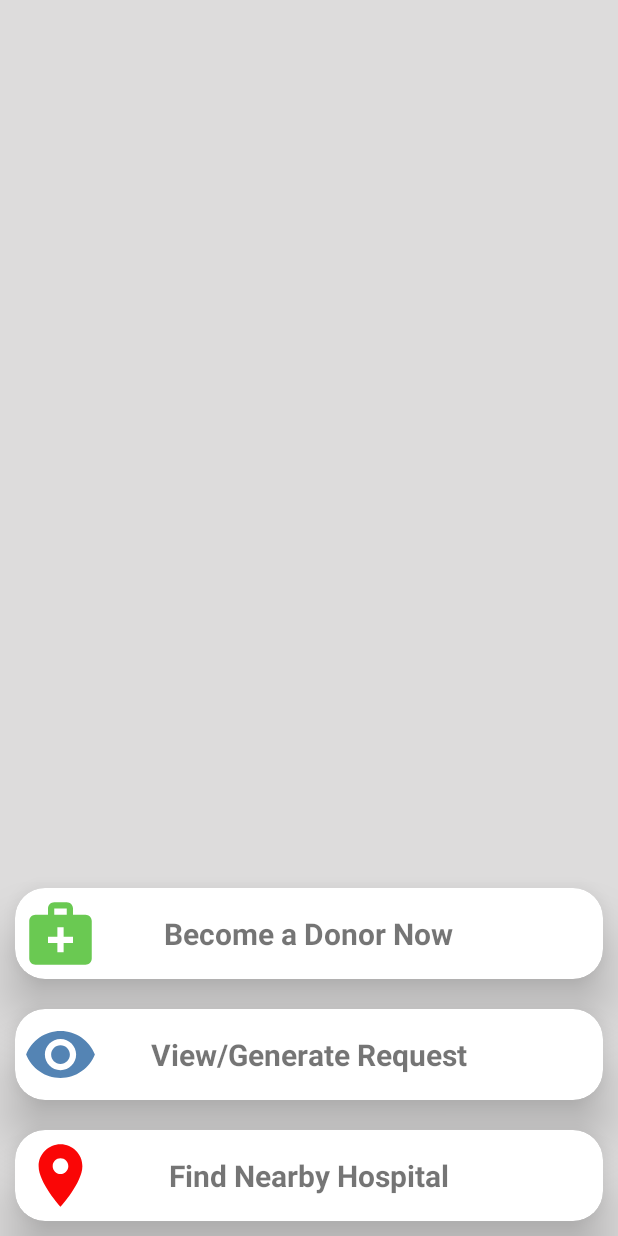
After one commit to Tiwari-shivang/PlasmaCollection, an Android app: the startingFromHere screen opened directly, with no data from a screen before it, on a phone screen of 412 x 824 dp. The commit adds this screen. Run offline under Robolectric (Android 15) with nearby library versions, the phone set to English and light mode, and no system bars.

Commit message:
starting from here commit

```diff
--- a/app/src/main/AndroidManifest.xml
+++ b/app/src/main/AndroidManifest.xml
@@ -1,7 +1,7 @@
 <?xml version="1.0" encoding="utf-8"?>
 <manifest xmlns:android="http://schemas.android.com/apk/res/android"
     xmlns:tools="http://schemas.android.com/tools"
-    package="com.example.plasmacollection">
+    package="com.example.plasmacollection" >
 
     <application
         android:allowBackup="true"
@@ -12,10 +12,13 @@
         android:roundIcon="@mipmap/ic_launcher_round"
         android:supportsRtl="true"
         android:theme="@style/Theme.PlasmaCollection"
-        tools:targetApi="31">
+        tools:targetApi="31" >
+        <activity
+            android:name=".startingFromHere"
+            android:exported="false" />
         <activity
             android:name=".MainActivity"
-            android:exported="true">
+            android:exported="true" >
             <intent-filter>
                 <action android:name="android.intent.action.MAIN" />
 
--- a/app/src/main/java/com/example/plasmacollection/MainActivity.java
+++ b/app/src/main/java/com/example/plasmacollection/MainActivity.java
@@ -2,7 +2,9 @@ package com.example.plasmacollection;
 
 import androidx.appcompat.app.AppCompatActivity;
 
+import android.content.Intent;
 import android.os.Bundle;
+import android.os.Handler;
 
 public class MainActivity extends AppCompatActivity {
 
@@ -10,5 +12,15 @@ public class MainActivity extends AppCompatActivity {
     protected void onCreate(Bundle savedInstanceState) {
         super.onCreate(savedInstanceState);
         setContentView(R.layout.activity_main);
+
+        Handler handler = new Handler();
+        handler.postDelayed(new Runnable() {
+            @Override
+            public void run() {
+                Intent intent = new Intent(MainActivity.this , startingFromHere.class);
+                startActivity(intent);
+            }
+        },2000);
+
     }
 }
--- /dev/null
+++ b/app/src/main/java/com/example/plasmacollection/startingFromHere.java
@@ -0,0 +1,14 @@
+package com.example.plasmacollection;
+
+import androidx.appcompat.app.AppCompatActivity;
+
+import android.os.Bundle;
+
+public class startingFromHere extends AppCompatActivity {
+
+    @Override
+    protected void onCreate(Bundle savedInstanceState) {
+        super.onCreate(savedInstanceState);
+        setContentView(R.layout.activity_starting_from_here);
+    }
+}
--- /dev/null
+++ b/app/src/main/res/drawable/ic_baseline_location_on_24.xml
@@ -0,0 +1,5 @@
+<vector android:height="50dp" android:tint="#FA0606"
+    android:viewportHeight="24" android:viewportWidth="24"
+    android:width="50dp" xmlns:android="http://schemas.android.com/apk/res/android">
+    <path android:fillColor="@android:color/white" android:pathData="M12,2C8.13,2 5,5.13 5,9c0,5.25 7,13 7,13s7,-7.75 7,-13c0,-3.87 -3.13,-7 -7,-7zM12,11.5c-1.38,0 -2.5,-1.12 -2.5,-2.5s1.12,-2.5 2.5,-2.5 2.5,1.12 2.5,2.5 -1.12,2.5 -2.5,2.5z"/>
+</vector>
--- /dev/null
+++ b/app/src/main/res/drawable/ic_baseline_medical_services_24.xml
@@ -0,0 +1,5 @@
+<vector android:height="50dp" android:tint="#6AC952"
+    android:viewportHeight="24" android:viewportWidth="24"
+    android:width="50dp" xmlns:android="http://schemas.android.com/apk/res/android">
+    <path android:fillColor="@android:color/white" android:pathData="M20,6h-4V4c0,-1.1 -0.9,-2 -2,-2h-4C8.9,2 8,2.9 8,4v2H4C2.9,6 2,6.9 2,8v12c0,1.1 0.9,2 2,2h16c1.1,0 2,-0.9 2,-2V8C22,6.9 21.1,6 20,6zM10,4h4v2h-4V4zM16,15h-3v3h-2v-3H8v-2h3v-3h2v3h3V15z"/>
+</vector>
--- /dev/null
+++ b/app/src/main/res/drawable/ic_baseline_remove_red_eye_24.xml
@@ -0,0 +1,5 @@
+<vector android:height="50dp" android:tint="#5484B4"
+    android:viewportHeight="24" android:viewportWidth="24"
+    android:width="50dp" xmlns:android="http://schemas.android.com/apk/res/android">
+    <path android:fillColor="@android:color/white" android:pathData="M12,4.5C7,4.5 2.73,7.61 1,12c1.73,4.39 6,7.5 11,7.5s9.27,-3.11 11,-7.5c-1.73,-4.39 -6,-7.5 -11,-7.5zM12,17c-2.76,0 -5,-2.24 -5,-5s2.24,-5 5,-5 5,2.24 5,5 -2.24,5 -5,5zM12,9c-1.66,0 -3,1.34 -3,3s1.34,3 3,3 3,-1.34 3,-3 -1.34,-3 -3,-3z"/>
+</vector>
--- a/app/src/main/res/layout/activity_main.xml
+++ b/app/src/main/res/layout/activity_main.xml
@@ -8,55 +8,46 @@
     tools:context=".MainActivity">
 
     <com.airbnb.lottie.LottieAnimationView
+        android:id="@+id/LoadingLoop"
         android:layout_width="100dp"
         android:layout_height="100dp"
-        app:lottie_rawRes="@raw/loading"
+        android:layout_alignParentBottom="true"
         android:layout_centerHorizontal="true"
         app:lottie_autoPlay="true"
         app:lottie_loop="true"
-        android:id="@+id/LoadingLoop"
-        android:layout_below="@id/SplashLottie"/>
-
-    <TextView
-        style="@style/UnFocusedText"
-        android:text="Designed by Group number 3"
-        android:layout_centerHorizontal="true"
-        android:id="@+id/designedBy"
-        android:layout_alignParentBottom="true"
-        android:layout_marginBottom="20dp"
-        />
+        app:lottie_rawRes="@raw/loading" />
 
 
     <com.airbnb.lottie.LottieAnimationView
+        android:id="@+id/SplashLottie"
         android:layout_width="wrap_content"
         android:layout_height="wrap_content"
-        app:lottie_rawRes="@raw/covid19"
+        app:lottie_autoPlay="true"
         app:lottie_loop="true"
-        app:lottie_autoPlay="true"
-        android:id="@+id/SplashLottie"
-        />
+        app:lottie_rawRes="@raw/covid19" />
 
     <LinearLayout
         android:layout_width="wrap_content"
         android:layout_height="wrap_content"
         android:orientation="horizontal"
-        android:layout_above="@id/designedBy"
+        android:layout_above="@id/LoadingLoop"
         android:layout_centerHorizontal="true"
         android:layout_marginBottom="20dp"
+        android:id="@+id/NameOfApp"
         >
         <TextView
             style="@style/FocusedText"
-            android:text="PLASMA"
+            android:text="@string/nameFirstHalf"
             android:textColor="#FF5722"
             android:background="@color/black"
-            android:padding="5dp"
+            android:padding="7dp"
             />
         <TextView
             style="@style/FocusedText"
-            android:text="COLLECTION"
+            android:text="@string/nameSecondHalf"
             android:textColor="@color/black"
             android:background="#FF5722"
-            android:padding="5dp"
+            android:padding="7dp"
             />
 
     </LinearLayout>
--- /dev/null
+++ b/app/src/main/res/layout/activity_starting_from_here.xml
@@ -0,0 +1,103 @@
+<?xml version="1.0" encoding="utf-8"?>
+<RelativeLayout
+    xmlns:android="http://schemas.android.com/apk/res/android"
+    xmlns:app="http://schemas.android.com/apk/res-auto"
+    xmlns:tools="http://schemas.android.com/tools"
+    android:layout_width="match_parent"
+    android:layout_height="match_parent"
+    tools:context=".startingFromHere"
+    android:background="#DDDCDC">
+
+    <androidx.cardview.widget.CardView
+        style="@style/OptionsInCardViews"
+        app:cardElevation="20dp"
+        app:cardCornerRadius="20dp"
+        android:id="@+id/HospitalCard"
+        android:layout_alignParentBottom="true"
+        >
+
+        <RelativeLayout
+            android:layout_width="match_parent"
+            android:layout_height="match_parent"
+            >
+
+            <ImageView
+                style="@style/cardViewOptionImages"
+                android:src="@drawable/ic_baseline_location_on_24"
+                android:id="@+id/Location"
+                android:contentDescription="@string/locationlogoimg"
+                />
+
+            <TextView
+                style="@style/FocusedText"
+                android:text="@string/find_nearby_hospital"
+                android:layout_centerHorizontal="true"
+                android:layout_centerVertical="true"
+                />
+
+        </RelativeLayout>
+
+    </androidx.cardview.widget.CardView>
+
+    <androidx.cardview.widget.CardView
+        style="@style/OptionsInCardViews"
+        app:cardElevation="20dp"
+        app:cardCornerRadius="20dp"
+        android:id="@+id/View"
+        android:layout_above="@id/HospitalCard"
+        >
+
+        <RelativeLayout
+            android:layout_width="match_parent"
+            android:layout_height="match_parent"
+            >
+
+            <ImageView
+                style="@style/cardViewOptionImages"
+                android:src="@drawable/ic_baseline_remove_red_eye_24"
+                android:id="@+id/ViewRequest"
+                android:contentDescription="@string/locationlogoimg"
+                />
+
+            <TextView
+                style="@style/FocusedText"
+                android:layout_centerInParent="true"
+                android:text="@string/view_requests" />
+
+        </RelativeLayout>
+
+    </androidx.cardview.widget.CardView>
+
+    <androidx.cardview.widget.CardView
+        style="@style/OptionsInCardViews"
+        app:cardElevation="20dp"
+        app:cardCornerRadius="20dp"
+        android:id="@+id/DonationCard"
+        android:layout_above="@id/View"
+        >
+
+        <RelativeLayout
+            android:layout_width="match_parent"
+            android:layout_height="match_parent"
+            >
+
+            <ImageView
+                style="@style/cardViewOptionImages"
+                android:src="@drawable/ic_baseline_medical_services_24"
+                android:id="@+id/DonateMy"
+                android:contentDescription="@string/locationlogoimg"
+                />
+
+            <TextView
+                style="@style/FocusedText"
+                android:text="@string/become_a_donor_now"
+                android:layout_centerHorizontal="true"
+                android:layout_centerVertical="true"
+                />
+
+        </RelativeLayout>
+
+    </androidx.cardview.widget.CardView>
+
+
+</RelativeLayout>
--- a/app/src/main/res/values/CommonStyle.xml
+++ b/app/src/main/res/values/CommonStyle.xml
@@ -13,4 +13,17 @@
         <item name="android:textSize">11sp</item>
     </style>
 
+    <style name="OptionsInCardViews">
+        <item name="android:layout_height">wrap_content</item>
+        <item name="android:layout_width">match_parent</item>
+        <item name="android:layout_margin">10dp</item>
+    </style>
+
+    <style name="cardViewOptionImages">
+        <item name="android:layout_width">wrap_content</item>
+        <item name="android:layout_height">wrap_content</item>
+        <item name="android:layout_margin">5dp</item>
+        <item name="android:layout_alignParentStart">true</item>
+    </style>
+
 </resources>
--- a/app/src/main/res/values/strings.xml
+++ b/app/src/main/res/values/strings.xml
@@ -1,3 +1,9 @@
 <resources>
     <string name="app_name">PlasmaCollection</string>
+    <string name="nameSecondHalf">COLLECTION</string>
+    <string name="nameFirstHalf">PLASMA</string>
+    <string name="locationlogoimg">locationLogoImg</string>
+    <string name="find_nearby_hospital">Find Nearby Hospital</string>
+    <string name="view_requests">View/Generate Request</string>
+    <string name="become_a_donor_now">Become a Donor Now</string>
 </resources>
```
